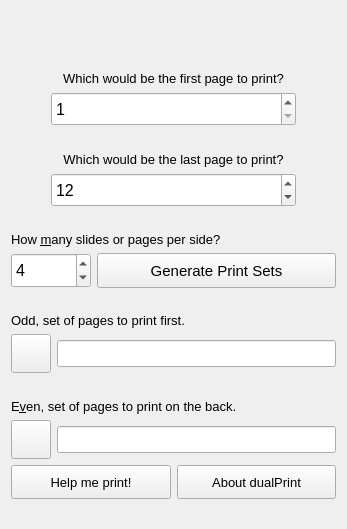
Above: dualPrint QT 1.0/mainwindow.ui from Cuperino/dualPrint before the change. Below: the same form after it.
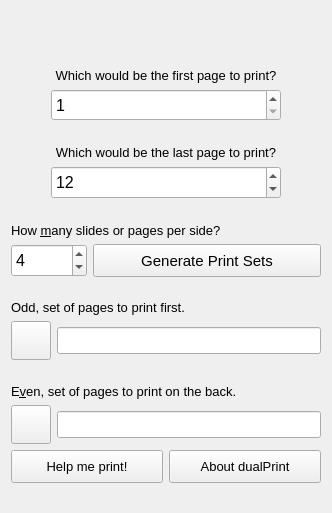
That is the form after the change. Icons and pictures are not drawn.

```diff
--- a/dualPrint QT 1.0/mainwindow.ui
+++ b/dualPrint QT 1.0/mainwindow.ui
@@ -9,8 +9,8 @@
    <rect>
     <x>0</x>
     <y>0</y>
-    <width>347</width>
-    <height>529</height>
+    <width>332</width>
+    <height>513</height>
    </rect>
   </property>
   <property name="sizePolicy">
@@ -29,19 +29,7 @@
   <widget class="QWidget" name="centralWidget">
    <layout class="QVBoxLayout" name="verticalLayout">
     <item>
-     <widget class="QPushButton" name="pushButton">
-      <property name="sizePolicy">
-       <sizepolicy hsizetype="MinimumExpanding" vsizetype="Preferred">
-        <horstretch>0</horstretch>
-        <verstretch>0</verstretch>
-       </sizepolicy>
-      </property>
-      <property name="minimumSize">
-       <size>
-        <width>0</width>
-        <height>0</height>
-       </size>
-      </property>
+     <widget class="QLabel" name="header">
       <property name="text">
        <string/>
       </property>
@@ -49,17 +37,8 @@
        <iconset resource="resources.qrc">
         <normaloff>:/img/images/header.jpg</normaloff>:/img/images/header.jpg</iconset>
       </property>
-      <property name="iconSize">
-       <size>
-        <width>320</width>
-        <height>68</height>
-       </size>
-      </property>
-      <property name="autoRepeat">
-       <bool>false</bool>
-      </property>
-      <property name="flat">
-       <bool>true</bool>
+      <property name="alignment">
+       <set>Qt::AlignCenter</set>
       </property>
      </widget>
     </item>
@@ -116,7 +95,7 @@
          <number>1</number>
         </property>
         <property name="maximum">
-         <number>200000</number>
+         <number>24000</number>
         </property>
         <property name="value">
          <number>1</number>
@@ -185,7 +164,7 @@
          <number>1</number>
         </property>
         <property name="maximum">
-         <number>200000</number>
+         <number>24000</number>
         </property>
         <property name="value">
          <number>12</number>
@@ -244,7 +223,7 @@
          <number>1</number>
         </property>
         <property name="maximum">
-         <number>8</number>
+         <number>16</number>
         </property>
         <property name="value">
          <number>4</number>
```
Left out of the diff: 6 changed lines with no effect on the pictures.
